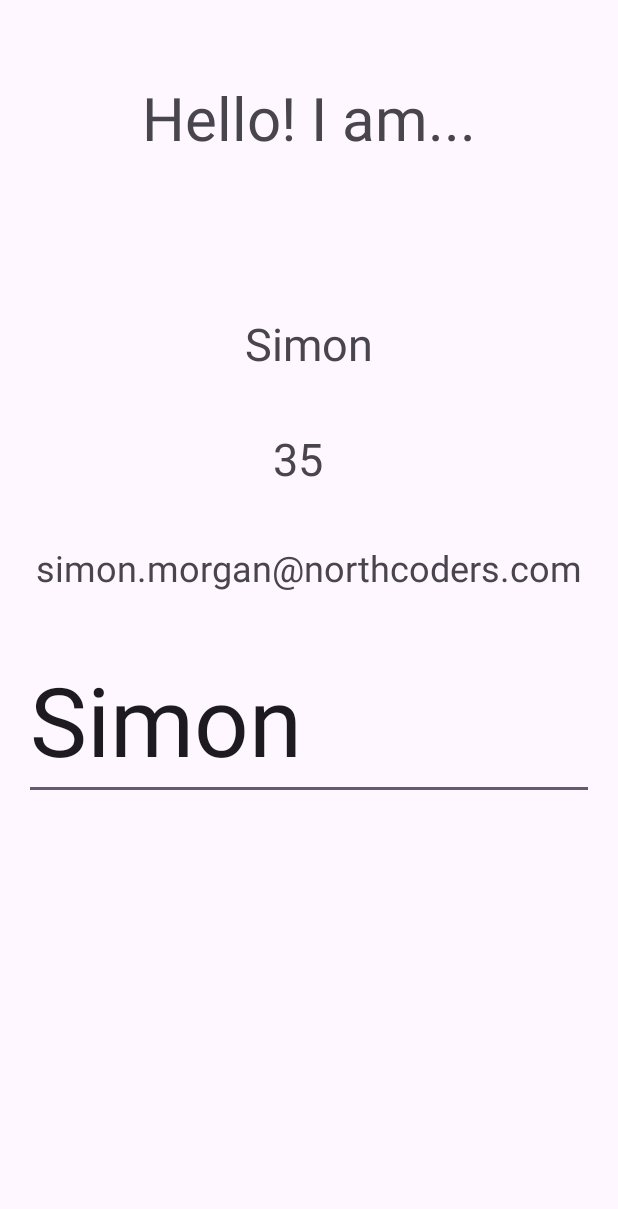
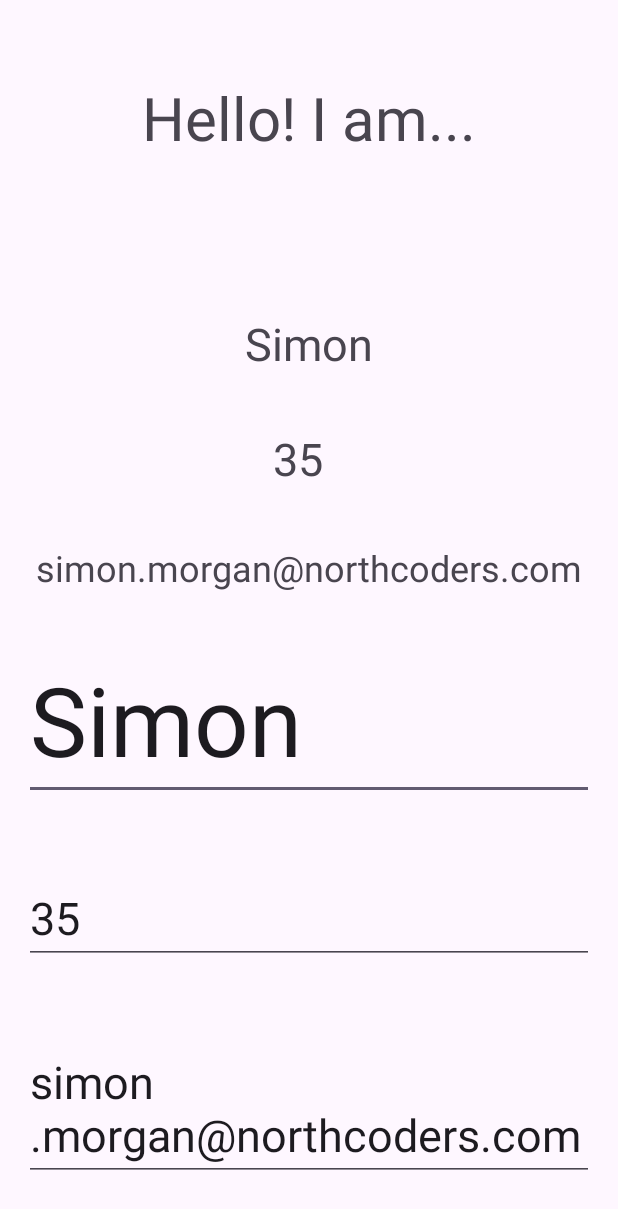
Before and after one commit to alex-sumy-ua/jv-fe-data-binding-demo, an Android app: the screen it shows after launch (MainActivity), on a phone screen of 412 x 824 dp. Shown: the top 1209 px of the screen. Run offline under Robolectric (Android 15) with nearby library versions, the phone set to English and light mode, and no system bars; our stand-ins replace data binding.

Commit message:
feat: Task 11: Run The Application

```diff
--- a/app/src/main/java/com/example/databindingdemo/MainActivity.java
+++ b/app/src/main/java/com/example/databindingdemo/MainActivity.java
@@ -14,21 +14,17 @@ import com.example.databindingdemo.model.Person;
 
 public class MainActivity extends AppCompatActivity {
 
-    ActivityMainBinding activityMainBinding;
+    private ActivityMainBinding activityMainBinding;
 
     @Override
     protected void onCreate(Bundle savedInstanceState) {
         super.onCreate(savedInstanceState);
         EdgeToEdge.enable(this);
         activityMainBinding = DataBindingUtil.setContentView(this, R.layout.activity_main);
-        ViewCompat.setOnApplyWindowInsetsListener(findViewById(R.id.main), (v, insets) -> {
-            Insets systemBars = insets.getInsets(WindowInsetsCompat.Type.systemBars());
-            v.setPadding(systemBars.left, systemBars.top, systemBars.right, systemBars.bottom);
-            return insets;
-        });
+
+        // Initialize the Person object and set it to the binding
         Person person = new Person("Simon", "35", "simon.morgan@northcoders.com");
         activityMainBinding.setPerson(person);
-        activityMainBinding.setLifecycleOwner(this);
+        activityMainBinding.setLifecycleOwner(this); // Ensure the lifecycle owner is set
     }
-
 }
--- a/app/src/main/res/layout/activity_main.xml
+++ b/app/src/main/res/layout/activity_main.xml
@@ -79,7 +79,6 @@
             <LinearLayout
                 android:layout_width="match_parent"
                 android:layout_height="wrap_content"
-                android:layout_gravity="center"
                 android:orientation="horizontal">
 
                 <com.google.android.material.textfield.TextInputEditText
@@ -92,6 +91,38 @@
 
             </LinearLayout>
 
+            <LinearLayout
+                android:layout_width="match_parent"
+                android:layout_height="wrap_content"
+                android:orientation="horizontal"
+                android:layout_marginTop="16dp">
+
+                <com.google.android.material.textfield.TextInputEditText
+                    android:layout_width="match_parent"
+                    android:layout_height="wrap_content"
+                    android:textSize="30sp"
+                    android:layout_margin="16dp"
+                    android:id="@+id/age_edit"
+                    android:text="@={person.age}" /> <!-- Bind to person.age -->
+
+            </LinearLayout>
+
+            <LinearLayout
+                android:layout_width="match_parent"
+                android:layout_height="wrap_content"
+                android:orientation="horizontal"
+                android:layout_marginTop="16dp">
+
+                <com.google.android.material.textfield.TextInputEditText
+                    android:layout_width="match_parent"
+                    android:layout_height="wrap_content"
+                    android:textSize="30sp"
+                    android:layout_margin="16dp"
+                    android:id="@+id/email_edit"
+                    android:text="@={person.email}" /> <!-- Bind to person.email -->
+
+            </LinearLayout>
+
         </LinearLayout>
 
     </androidx.constraintlayout.widget.ConstraintLayout>
```
